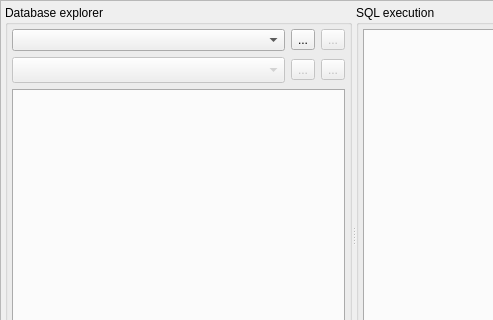
Above: libpgmodeler_ui/ui/sqltoolwidget.ui from pgmodeler/pgmodeler before the change; both pictures show x 0 to 493 and y 0 to 320 of the 707 by 469 pixel window. Below: the same form after it.
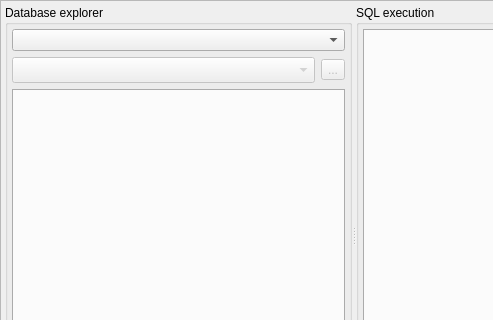
That is the form after the change. Icons and pictures are not drawn.

Commit message: Minor improvement on SQLToolWidget to remove the excessive usage of buttons to connect and browse databases.

What changed in the file:
```diff
--- a/libpgmodeler_ui/ui/sqltoolwidget.ui
+++ b/libpgmodeler_ui/ui/sqltoolwidget.ui
@@ -97,8 +97,6 @@
            <number>4</number>
           </property>
           <item>
-           <layout class="QHBoxLayout" name="horizontalLayout_4">
-            <item>
              <widget class="QComboBox" name="connections_cmb">
               <property name="sizePolicy">
                <sizepolicy hsizetype="Preferred" vsizetype="Fixed">
@@ -118,51 +116,6 @@
              </widget>
             </item>
             <item>
-             <widget class="QToolButton" name="connect_tb">
-              <property name="toolTip">
-               <string>Connect to server</string>
-              </property>
-              <property name="text">
-               <string>...</string>
-              </property>
-              <property name="icon">
-               <iconset resource="../res/resources.qrc">
-                <normaloff>:/icones/icones/conexaobd.png</normaloff>:/icones/icones/conexaobd.png</iconset>
-              </property>
-              <property name="iconSize">
-               <size>
-                <width>22</width>
-                <height>22</height>
-               </size>
-              </property>
-             </widget>
-            </item>
-            <item>
-             <widget class="QToolButton" name="disconnect_tb">
-              <property name="enabled">
-               <bool>false</bool>
-              </property>
-              <property name="toolTip">
-               <string>Disconnect from server</string>
-              </property>
-              <property name="text">
-               <string>...</string>
-              </property>
-              <property name="icon">
-               <iconset resource="../res/resources.qrc">
-                <normaloff>:/icones/icones/disconnect.png</normaloff>:/icones/icones/disconnect.png</iconset>
-              </property>
-              <property name="iconSize">
-               <size>
-                <width>22</width>
-                <height>22</height>
-               </size>
-              </property>
-             </widget>
-            </item>
-           </layout>
-          </item>
-          <item>
            <layout class="QHBoxLayout" name="horizontalLayout_6">
             <item>
              <widget class="QComboBox" name="database_cmb">
@@ -192,29 +145,6 @@
               </property>
              </widget>
             </item>
-            <item>
-             <widget class="QToolButton" name="browse_tb">
-              <property name="enabled">
-               <bool>false</bool>
-              </property>
-              <property name="toolTip">
-               <string>Browse selected database.</string>
-              </property>
-              <property name="text">
-               <string>...</string>
-              </property>
-              <property name="icon">
-               <iconset resource="../res/resources.qrc">
-                <normaloff>:/icones/icones/browsed.png</normaloff>:/icones/icones/browsed.png</iconset>
-              </property>
-              <property name="iconSize">
-               <size>
-                <width>22</width>
-                <height>22</height>
-               </size>
-              </property>
-             </widget>
-            </item>
             <item>
              <widget class="QToolButton" name="refresh_tb">
               <property name="enabled">
```
Left out of the diff: 1 changed line with no effect on the pictures. Lines whose indentation alone changed are shown as unchanged. The commit also changes 5 other files.
